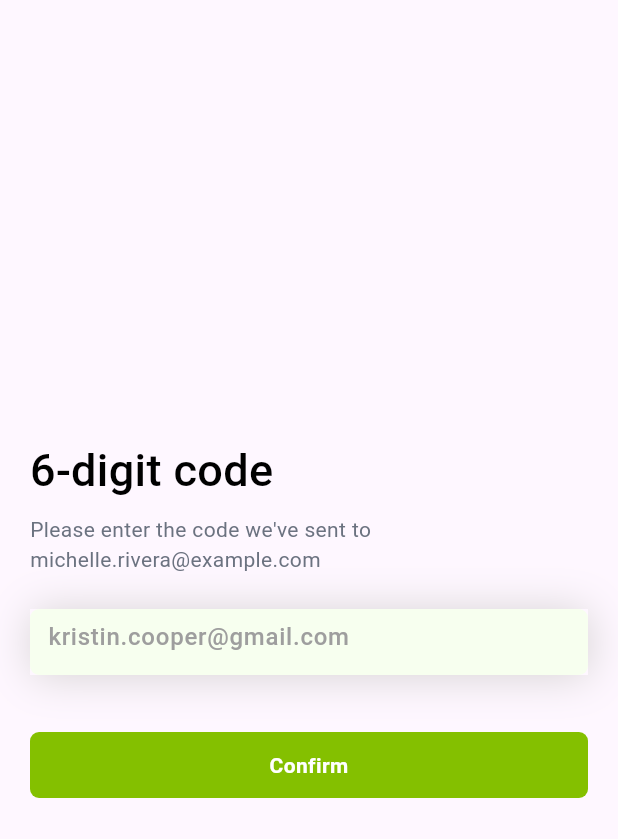
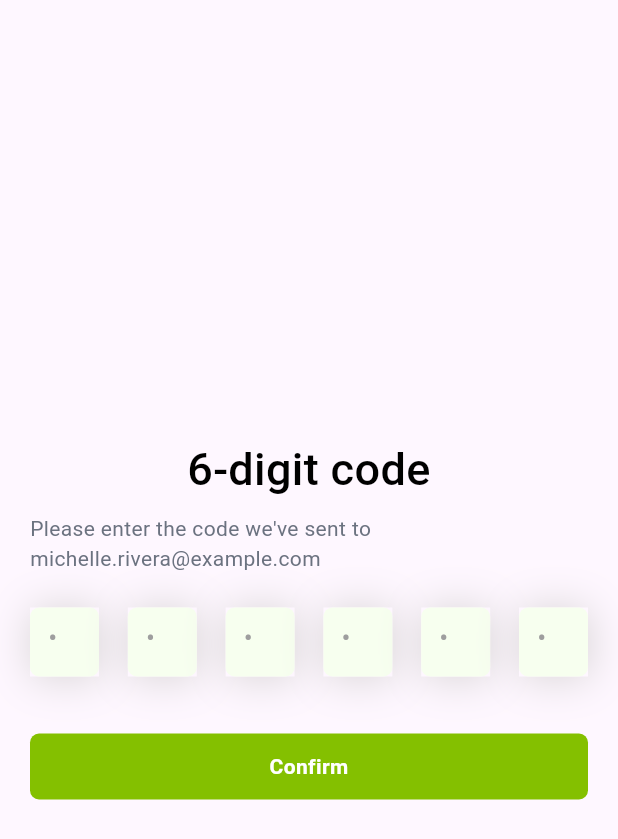
Before and after one commit to eusouf12/todo_app, a Flutter app: the OtpVerify screen opened by its route, on a phone screen of 412 x 824 dp. Shown: the top 839 px of the screen. Run offline on Flutter 3.47's test engine with Material 3 defaults, Android fonts, the phone set to English and light mode, and no system bars; our stand-ins replace get.

Commit message:
otpPage update done

```diff
--- a/lib/common widget/common field text/custom_text_field.dart
+++ b/lib/common widget/common field text/custom_text_field.dart
@@ -1,7 +1,6 @@
 import 'package:flutter/material.dart';
 
-class CustomTextField extends StatefulWidget{
-
+class CustomTextField extends StatefulWidget {
   static void _defaultOnTap() {}
 
   const CustomTextField({
@@ -13,45 +12,48 @@ static void _defaultOnTap() {}
     this.suffixIconColor,
     this.prefixIcon,
     this.textColor,
-    this.hinText ,
-    this.labelText ,
+    this.hinText,
+    this.hintFontSize,
+    this.hintFontWeight,
+    this.labelText,
     this.textAlign = TextAlign.start,
     this.focusBorderColor,
     this.fillColor = const Color(0xFFF7FFEF),
     this.borderColor,
     this.cursorColor = Colors.grey,
     this.readOnly = false,
-    this.maxLings =1,
+    this.maxLings = 1,
     this.maxLength,
-    this.keyboardType= TextInputType.text,
-    this.showObscure =false,
+    this.keyboardType = TextInputType.text,
+    this.showObscure = false,
     this.textEditingController,
     this.textAlignVertical = TextAlignVertical.center,
     this.isPassword = false,
     this.isTextColor = false,
     this.textInputAction = TextInputAction.next,
-    this.onFieldSubmitted ,
+    this.onFieldSubmitted,
     this.onChanged,
     this.formFieldValidator,
     this.onTapClick = _defaultOnTap,
-    this.elevation=0,
+    this.elevation = 0,
     this.shadowColor = const Color.fromARGB(255, 214, 211, 211),
   });
-
 
   final double height;
   final double borderRadius;
   final bool showObscure;
   final Widget? suffixIcon;
   final IconData? prefixIcon;
- final String? hinText ;
- final String? labelText ;
+  final String? hinText;
+  final double? hintFontSize;
+  final FontWeight? hintFontWeight;
+  final String? labelText;
   final Color? textColor;
   final Color? focusBorderColor;
   final Color? fillColor;
   final Color? suffixIconColor;
   final Color? borderColor;
- final Color  cursorColor;
+  final Color cursorColor;
   final int? maxLings;
   final int? maxLength;
   final TextAlign textAlign;
@@ -70,22 +72,21 @@ static void _defaultOnTap() {}
   final double elevation;
   final Color shadowColor;
 
-
   @override
   State<CustomTextField> createState() => _CustomTextFieldState();
 }
 
 class _CustomTextFieldState extends State<CustomTextField> {
-  bool obsText =true;
+  bool obsText = true;
 
   @override
   Widget build(BuildContext context) {
-      return  Container(
+    return Container(
       height: widget.height,
       decoration: BoxDecoration(
         boxShadow: [
           BoxShadow(
-          color: widget.shadowColor,   // Color(0x1A000000)
+            color: widget.shadowColor, // Color(0x1A000000)
             offset: Offset(1, 1),
             blurRadius: 24,
             spreadRadius: 0,
@@ -103,32 +104,32 @@ class _CustomTextFieldState extends State<CustomTextField> {
           textInputAction: widget.textInputAction,
           keyboardType: widget.keyboardType,
           textAlign: TextAlign.start,
-            readOnly: widget.readOnly ,
-            obscureText: widget.showObscure?obsText:false,
+          readOnly: widget.readOnly,
+          obscureText: widget.showObscure ? obsText : false,
           cursorColor: widget.cursorColor,
           focusNode: widget.focusNode,
           onChanged: widget.onChanged,
           autovalidateMode: AutovalidateMode.onUserInteraction,
           validator: widget.formFieldValidator,
-            style: TextStyle(
-              color: Colors.black,
-            ),
+          style: TextStyle(color: Colors.black),
           decoration: InputDecoration(
-
             hintText: widget.hinText,
             hintStyle: const TextStyle(
               color: Colors.grey,
               fontWeight: FontWeight.w500,
             ),
             filled: true,
-              fillColor:widget.fillColor,
+            fillColor: widget.fillColor,
 
-              prefixIcon: widget.prefixIcon != null ? Padding(
+            prefixIcon: widget.prefixIcon != null
+                ? Padding(
                     padding: const EdgeInsetsDirectional.symmetric(
-                    horizontal: 16, vertical: 14
+                      horizontal: 16,
+                      vertical: 14,
                     ),
-                child:Icon(widget.prefixIcon, color: Colors.black26),
-              ) : null,
+                    child: Icon(widget.prefixIcon, color: Colors.black26),
+                  )
+                : null,
 
             suffixIcon: widget.isPassword
                 ? GestureDetector(
@@ -139,42 +140,44 @@ class _CustomTextFieldState extends State<CustomTextField> {
                     },
                     child: Padding(
                       padding: const EdgeInsetsDirectional.symmetric(
-                        horizontal: 16, vertical: 14),
+                        horizontal: 16,
+                        vertical: 14,
+                      ),
                       child: obsText
-                        ?   Icon(
+                          ? Icon(
                               Icons.visibility_off_outlined,
                               color: Colors.grey,
                             )
-                        :   Icon(Icons.visibility_outlined,
-                        color: Colors.grey),
-                  ))
+                          : Icon(Icons.visibility_outlined, color: Colors.grey),
+                    ),
+                  )
                 : widget.suffixIcon,
             suffixIconColor: widget.suffixIconColor,
 
             border: OutlineInputBorder(
               borderRadius: BorderRadius.circular(widget.borderRadius),
               borderSide: BorderSide(
-                    color: widget.borderColor ?? Colors.grey, width: 1),
-                    gapPadding: 0
+                color: widget.borderColor ?? Colors.grey,
+                width: 1,
+              ),
+              gapPadding: 0,
             ),
             focusedBorder: OutlineInputBorder(
               borderRadius: BorderRadius.circular(widget.borderRadius),
-                  borderSide:
-                  BorderSide(color: widget.focusBorderColor ??Colors.grey,width:1),
-                  gapPadding: 0
+              borderSide: BorderSide(
+                color: widget.focusBorderColor ?? Colors.grey,
+                width: 1,
+              ),
+              gapPadding: 0,
             ),
             enabledBorder: OutlineInputBorder(
               borderRadius: BorderRadius.circular(widget.borderRadius),
-                  borderSide:
-                    BorderSide.none,
-                  gapPadding: 0
+              borderSide: BorderSide.none,
+              gapPadding: 0,
             ),
-              )
-
           ),
-
         ),
-
+      ),
     );
   }
 }
--- a/lib/view/Verifymail_otp/Email Verify/email_verify.dart
+++ b/lib/view/Verifymail_otp/Email Verify/email_verify.dart
@@ -54,7 +54,7 @@ class _EmailVerifyState extends State<EmailVerify> {
              SizedBox(height: 60),
               CustomBtn(
                 onTap: () {
-                  Navigator.pushNamed(context, '/otpverify');
+                  Navigator.pushNamed(context,'/otpverify');
                 },
                 title: 'Send OTP',
                 titleColor: Colors.white,
--- /dev/null
+++ b/lib/view/Verifymail_otp/Otp/OtpField/otp_field.dart
@@ -0,0 +1,31 @@
+import 'package:flutter/material.dart';
+import 'package:my_task/common%20widget/common%20field%20text/custom_text_field.dart';
+
+class OtpField extends StatelessWidget {
+  const OtpField({super.key});
+
+  @override
+  Widget build(BuildContext context) {
+    return Row(
+      mainAxisAlignment: MainAxisAlignment.spaceBetween,
+      crossAxisAlignment: CrossAxisAlignment.center,
+      children: List.generate(6, (index) {
+        return SizedBox(
+          width: 46,
+          height: 46,
+          child: CustomTextField(
+            borderRadius: 6,
+            textAlign: TextAlign.center,
+            textColor: Colors.black,
+            hinText: '•',
+            fillColor: const Color(0xFFF7FFEF),
+            focusBorderColor: Colors.transparent,
+            hintFontSize: 24,
+            hintFontWeight: FontWeight.bold,
+            keyboardType: TextInputType.number,
+          ),
+        );
+      }),
+    );
+  }
+}
--- a/lib/view/Verifymail_otp/Otp/otp_verify.dart
+++ b/lib/view/Verifymail_otp/Otp/otp_verify.dart
@@ -1,7 +1,7 @@
 import 'package:flutter/material.dart';
 import 'package:my_task/common%20widget/common%20btn/custom_btn.dart';
-import 'package:my_task/common%20widget/common%20field%20text/custom_text_field.dart';
 import 'package:my_task/common%20widget/common%20text/custom_text.dart';
+import 'package:my_task/view/Verifymail_otp/Otp/OtpField/otp_field.dart';
 
 class OtpVerify extends StatefulWidget {
   const OtpVerify({super.key});
@@ -19,7 +19,7 @@ class _OtpVerifyState extends State<OtpVerify> {
         child: Form(
           child: Column(
             mainAxisAlignment: MainAxisAlignment.center,
-            crossAxisAlignment: CrossAxisAlignment.start,
+            crossAxisAlignment: CrossAxisAlignment.center,
             children: [
               CustomText(
                 text: '6-digit code',
@@ -36,11 +36,8 @@ class _OtpVerifyState extends State<OtpVerify> {
                 bottom: 23,
               ),
 
-              CustomTextField(
-                hinText: 'kristin.cooper@gmail.com',
-                formFieldValidator: (a) =>
-                    a.isEmpty ? 'Enter Your Email' : null,
-              ),
+              OtpField(),
+
              SizedBox(height: 38),
               CustomBtn(
                 onTap: () {
--- a/pubspec.yaml
+++ b/pubspec.yaml
@@ -29,6 +29,7 @@ environment:
 # versions available, run `flutter pub outdated`.
 dependencies:
   get: ^4.7.2
+  pin_code_fields: ^8.0.1
   flutter:
     sdk: flutter
 
```
Also changed, not shown: pubspec.lock. Lines whose indentation alone changed are shown as unchanged.
